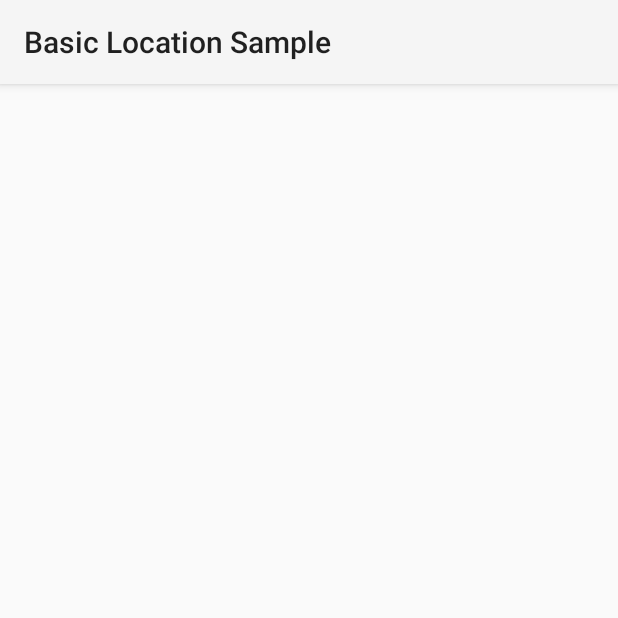
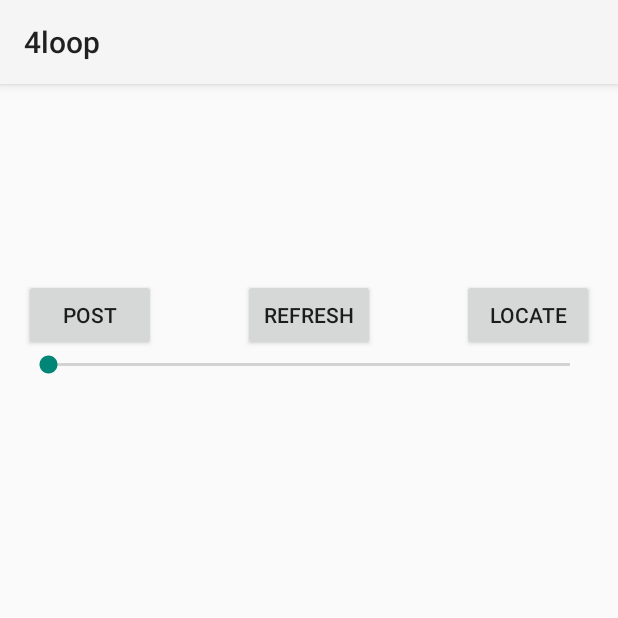
Before and after one commit to adrian-nicolau/mpsit-4loop, an Android app: the screen it shows after launch (MainActivity), on a phone screen of 412 x 824 dp, the top half of it. Run offline under Robolectric (Android 15) with nearby library versions, the phone set to English and light mode, and no system bars.

Commit message:
Wasted two hours for a lame layout.

```diff
--- a/android/app/src/main/java/ro/pub/cs/mpsit/loop4/GetServerIPDialogFragment.java
+++ b/android/app/src/main/java/ro/pub/cs/mpsit/loop4/GetServerIPDialogFragment.java
@@ -29,7 +29,7 @@ public class GetServerIPDialogFragment extends DialogFragment {
                 .setPositiveButton(R.string.ok, new DialogInterface.OnClickListener() {
                     @Override
                     public void onClick(DialogInterface dialog, int id) {
-                        Dialog d = (Dialog) dialog; // fu android, fu java
+                        Dialog d = (Dialog) dialog;
                         EditText edit = (EditText) d.findViewById(R.id.server_dialog_text);
                         activity.mHttpClient = new HTTPController(
                                 activity.getApplicationContext(),
--- a/android/app/src/main/res/layout/main_activity.xml
+++ b/android/app/src/main/res/layout/main_activity.xml
@@ -1,18 +1,4 @@
-<?xml version="1.0" encoding="utf-8"?><!--
-     Copyright (C) 2014 Google, Inc.
-
-     Licensed under the Apache License, Version 2.0 (the "License");
-     you may not use this file except in compliance with the License.
-     You may obtain a copy of the License at
-
-          http://www.apache.org/licenses/LICENSE-2.0
-
-     Unless required by applicable law or agreed to in writing, software
-     distributed under the License is distributed on an "AS IS" BASIS,
-     WITHOUT WARRANTIES OR CONDITIONS OF ANY KIND, either express or implied.
-     See the License for the specific language governing permissions and
-     limitations under the License.
--->
+<?xml version="1.0" encoding="utf-8"?>
 
 <LinearLayout xmlns:android="http://schemas.android.com/apk/res/android"
     android:layout_width="match_parent"
@@ -21,7 +7,8 @@
     android:paddingBottom="@dimen/activity_vertical_margin"
     android:paddingLeft="@dimen/activity_horizontal_margin"
     android:paddingRight="@dimen/activity_horizontal_margin"
-    android:paddingTop="@dimen/activity_vertical_margin">
+    android:paddingTop="@dimen/activity_vertical_margin"
+    android:weightSum="1">
 
     <TextView
         android:id="@+id/latitude_text"
@@ -52,4 +39,51 @@
         android:textIsSelectable="true"
         android:textSize="16sp" />
 
+    <LinearLayout
+        android:orientation="horizontal"
+        android:layout_width="match_parent"
+        android:layout_height="wrap_content"
+        android:layout_gravity="center_horizontal">
+
+        <RelativeLayout
+            android:layout_width="match_parent"
+            android:layout_height="match_parent">
+
+            <Button
+                android:layout_width="wrap_content"
+                android:layout_height="wrap_content"
+                android:text="@string/post"
+                android:id="@+id/post"
+                android:layout_centerVertical="true"
+                android:layout_alignParentLeft="true"
+                android:layout_alignParentStart="true" />
+
+            <Button
+                android:layout_width="wrap_content"
+                android:layout_height="wrap_content"
+                android:text="@string/refresh"
+                android:id="@+id/refresh"
+                android:layout_centerVertical="true"
+                android:layout_centerHorizontal="true" />
+
+            <Button
+                android:layout_width="wrap_content"
+                android:layout_height="wrap_content"
+                android:text="@string/locate"
+                android:id="@+id/locate"
+                android:layout_centerVertical="true"
+                android:layout_alignParentRight="true"
+                android:layout_alignParentEnd="true" />
+        </RelativeLayout>
+    </LinearLayout>
+
+    <SeekBar
+        android:layout_width="fill_parent"
+        android:layout_height="wrap_content"
+        android:id="@+id/seekBar" />
+
+    <ListView
+        android:layout_width="wrap_content"
+        android:layout_height="wrap_content"
+        android:id="@+id/listView" />
 </LinearLayout>
```
Also changed, not shown: android/app/src/main/AndroidManifest.xml (+0 -16 lines), android/app/src/main/java/ro/pub/cs/mpsit/loop4/MainActivity.java (+0 -16 lines), android/app/src/main/res/values/strings.xml (+4 -15 lines).
